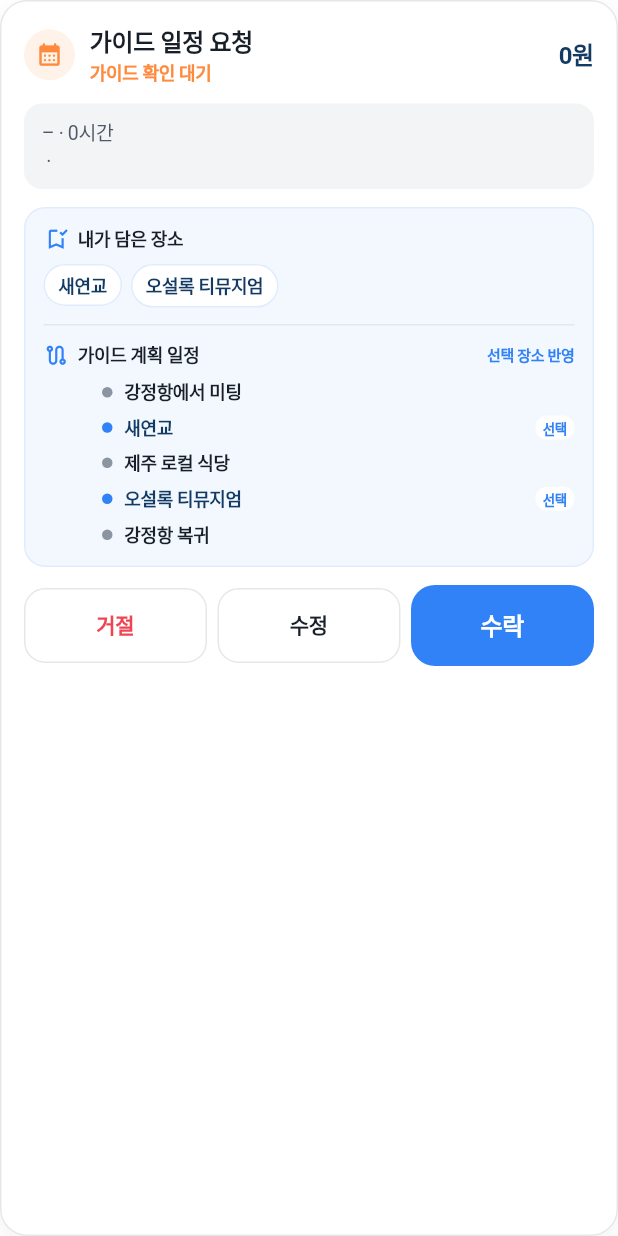
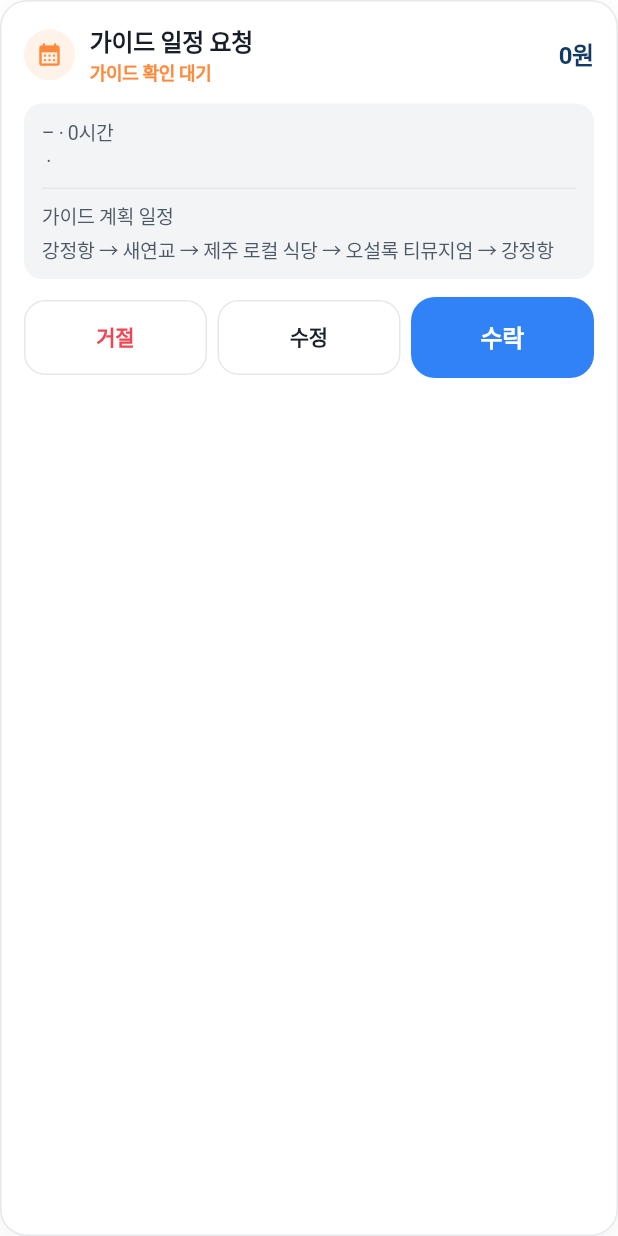
Before and after one commit to jiho01/crujeju, a Flutter app: the _GuideBookingRequestCard widget shown alone on an empty page, opened directly with sample values from the repository, on a phone screen of 412 x 824 dp. Run offline on Flutter 3.47's test engine with Material 3 defaults, Android fonts, the phone set to English and light mode, and no system bars; our stand-ins replace shared_preferences; accounts and stored records are empty.

Commit message:
Simplify guide booking route summary

```diff
--- a/lib/widgets/guide_chat.dart
+++ b/lib/widgets/guide_chat.dart
@@ -442,6 +442,11 @@ class _GuideBookingRequestCard extends StatelessWidget {
       cruise: appState.cruise,
       selectedPlaces: selectedPlaces,
     );
+    final route = [
+      appState.cruise.port,
+      ...itinerary.skip(1).take(itinerary.length - 2).map((stop) => stop.title),
+      appState.cruise.port,
+    ].join(' → ');
     return Container(
       key: const ValueKey('guide-booking-request-card'),
       padding: const EdgeInsets.all(15),
@@ -511,110 +516,38 @@ class _GuideBookingRequestCard extends StatelessWidget {
               color: AppColors.surfaceSecondary,
               borderRadius: BorderRadius.circular(12),
             ),
-            child: Text(
-              '${booking.startTime}–${booking.endTime} · '
-              '${_bookingDurationLabel(booking.durationMinutes)}\n'
-              '${booking.transport} · ${booking.language}',
-              style: Theme.of(context).textTheme.bodySmall?.copyWith(
-                color: AppColors.textSecondary,
-                height: 1.45,
-              ),
-            ),
-          ),
-          const SizedBox(height: 12),
-          Container(
-            key: const ValueKey('guide-booking-itinerary'),
-            width: double.infinity,
-            padding: const EdgeInsets.all(12),
-            decoration: BoxDecoration(
-              color: AppColors.brandWeak.withValues(alpha: .58),
-              borderRadius: BorderRadius.circular(14),
-              border: Border.all(color: AppColors.brand.withValues(alpha: .10)),
-            ),
             child: Column(
               crossAxisAlignment: CrossAxisAlignment.start,
               children: [
-                Row(
-                  children: [
-                    const Icon(
-                      Icons.bookmark_added_outlined,
-                      size: 17,
-                      color: AppColors.brand,
-                    ),
-                    const SizedBox(width: 6),
-                    Text(
-                      '내가 담은 장소',
-                      style: Theme.of(context).textTheme.labelSmall,
-                    ),
-                  ],
+                Text(
+                  '${booking.startTime}–${booking.endTime} · '
+                  '${_bookingDurationLabel(booking.durationMinutes)}\n'
+                  '${booking.transport} · ${booking.language}',
+                  style: Theme.of(context).textTheme.bodySmall?.copyWith(
+                    color: AppColors.textSecondary,
+                    height: 1.45,
+                  ),
                 ),
-                const SizedBox(height: 8),
-                if (selectedPlaces.isEmpty)
-                  Text(
-                    '선택한 장소가 없어 가이드 추천 동선으로 구성했어요',
-                    style: Theme.of(context).textTheme.bodySmall,
-                  )
-                else
-                  Wrap(
-                    spacing: 6,
-                    runSpacing: 6,
-                    children: [
-                      for (final place in selectedPlaces)
-                        Container(
-                          key: ValueKey(
-                            'guide-booking-selected-place-${place.id}',
-                          ),
-                          padding: const EdgeInsets.symmetric(
-                            horizontal: 9,
-                            vertical: 5,
-                          ),
-                          decoration: BoxDecoration(
-                            color: Colors.white,
-                            borderRadius: BorderRadius.circular(999),
-                            border: Border.all(
-                              color: AppColors.brand.withValues(alpha: .15),
-                            ),
-                          ),
-                          child: Text(
-                            place.name,
-                            style: Theme.of(context).textTheme.labelSmall
-                                ?.copyWith(color: AppColors.brandNavy),
-                          ),
-                        ),
-                    ],
-                  ),
                 const Padding(
-                  padding: EdgeInsets.symmetric(vertical: 11),
+                  padding: EdgeInsets.symmetric(vertical: 8),
                   child: Divider(),
                 ),
-                Row(
-                  children: [
-                    const Icon(
-                      Icons.route_outlined,
-                      size: 17,
-                      color: AppColors.brand,
-                    ),
-                    const SizedBox(width: 6),
-                    Text(
-                      '가이드 계획 일정',
-                      style: Theme.of(context).textTheme.labelSmall,
-                    ),
-                    const Spacer(),
-                    Text(
-                      '선택 장소 반영',
-                      style: Theme.of(context).textTheme.labelSmall?.copyWith(
-                        color: AppColors.brand,
-                        fontSize: 10,
-                      ),
-                    ),
-                  ],
+                Text(
+                  '가이드 계획 일정',
+                  style: Theme.of(context).textTheme.bodySmall?.copyWith(
+                    color: AppColors.textSecondary,
+                    height: 1.45,
+                  ),
                 ),
-                const SizedBox(height: 8),
-                for (var index = 0; index < itinerary.length; index++)
-                  _CompactGuidePlanRow(
-                    stop: itinerary[index],
-                    last: index == itinerary.length - 1,
+                const SizedBox(height: 3),
+                Text(
+                  route,
+                  key: const ValueKey('guide-booking-route'),
+                  style: Theme.of(context).textTheme.bodySmall?.copyWith(
+                    color: AppColors.textSecondary,
+                    height: 1.45,
                   ),
+                ),
               ],
             ),
           ),
@@ -655,74 +588,6 @@ class _GuideBookingRequestCard extends StatelessWidget {
               ],
             ),
           ],
-        ],
-      ),
-    );
-  }
-}
-
-class _CompactGuidePlanRow extends StatelessWidget {
-  const _CompactGuidePlanRow({required this.stop, required this.last});
-
-  final GuideItineraryStop stop;
-  final bool last;
-
-  @override
-  Widget build(BuildContext context) {
-    return Padding(
-      padding: EdgeInsets.only(bottom: last ? 0 : 7),
-      child: Row(
-        children: [
-          SizedBox(
-            width: 39,
-            child: Text(
-              stop.time,
-              style: Theme.of(context).textTheme.labelSmall?.copyWith(
-                color: AppColors.textSecondary,
-                fontSize: 10,
-                fontFeatures: const [FontFeature.tabularFigures()],
-              ),
-            ),
-          ),
-          Container(
-            width: 7,
-            height: 7,
-            decoration: BoxDecoration(
-              color: stop.fromTravelerSelection
-                  ? AppColors.brand
-                  : AppColors.textTertiary,
-              shape: BoxShape.circle,
-            ),
-          ),
-          const SizedBox(width: 8),
-          Expanded(
-            child: Text(
-              stop.title,
-              maxLines: 1,
-              overflow: TextOverflow.ellipsis,
-              style: Theme.of(context).textTheme.labelSmall?.copyWith(
-                color: stop.fromTravelerSelection
-                    ? AppColors.brandNavy
-                    : AppColors.textPrimary,
-              ),
-            ),
-          ),
-          if (stop.fromTravelerSelection)
-            Container(
-              margin: const EdgeInsets.only(left: 5),
-              padding: const EdgeInsets.symmetric(horizontal: 5, vertical: 2),
-              decoration: BoxDecoration(
-                color: Colors.white,
-                borderRadius: BorderRadius.circular(999),
-              ),
-              child: Text(
-                '선택',
-                style: Theme.of(context).textTheme.labelSmall?.copyWith(
-                  color: AppColors.brand,
-                  fontSize: 9,
-                ),
-              ),
-            ),
         ],
       ),
     );
```
Also changed, not shown: public/assets/fonts/MaterialIcons-Regular.otf, 2 other files.
